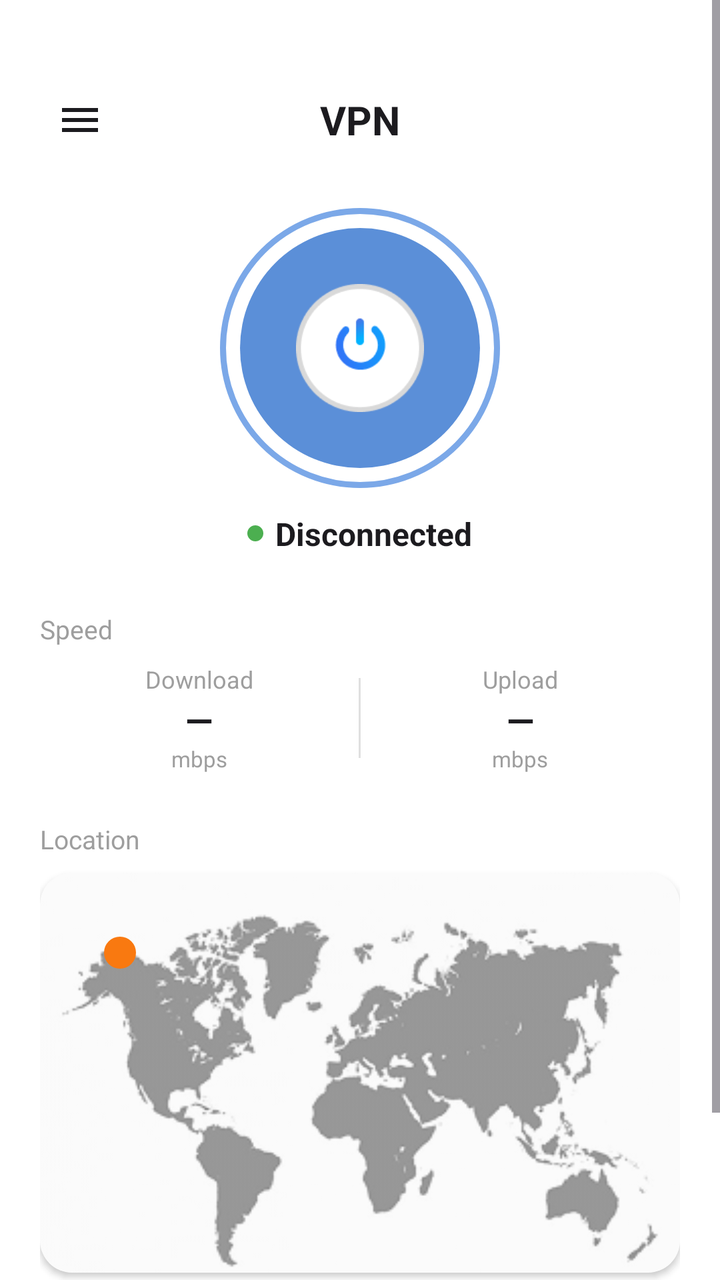
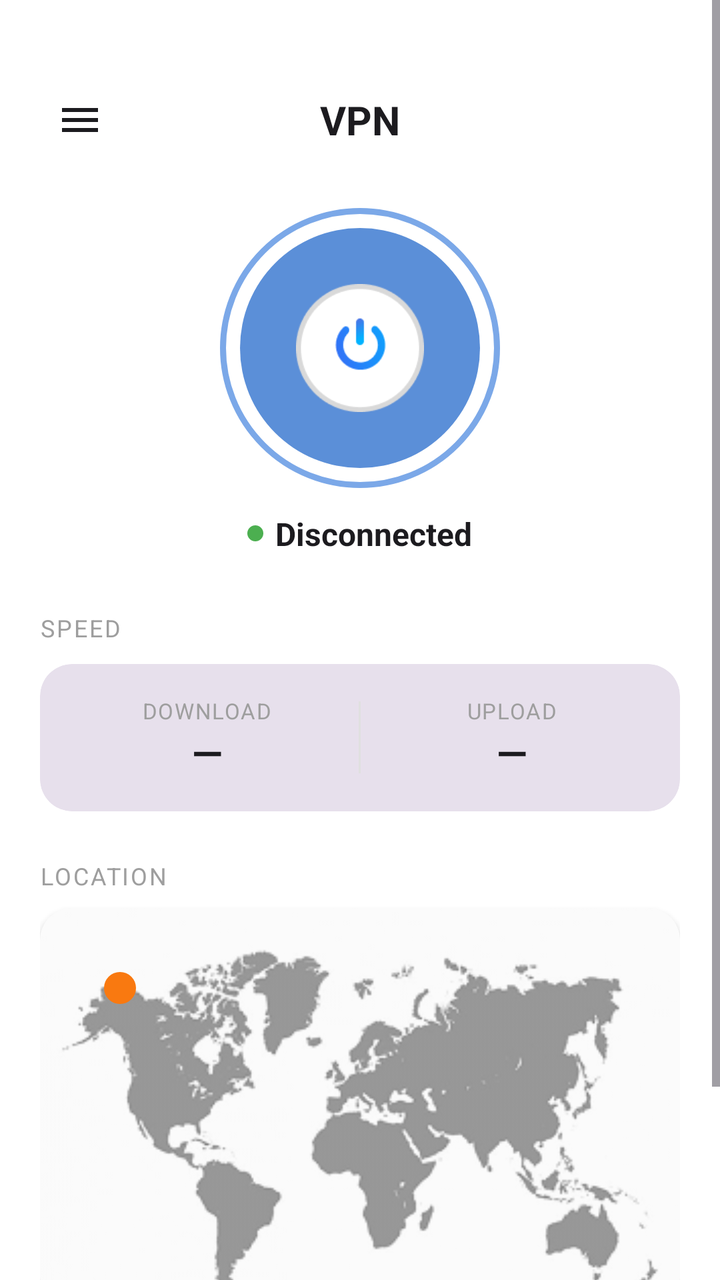

Screens rendered from an Android XML layout before and after an edit, with the pre-edit source and the edit as a unified diff.
<!-- AndroidManifest.xml: application theme AppThemeDayNight.NoActionBar -->
<!-- res/layout/activity_main.xml -->
<?xml version="1.0" encoding="utf-8"?>
<FrameLayout xmlns:android="http://schemas.android.com/apk/res/android"
    xmlns:app="http://schemas.android.com/apk/res-auto"
    android:layout_width="match_parent"
    android:layout_height="match_parent"
    android:background="@color/md_theme_background"
    android:fitsSystemWindows="false">

    <ScrollView
        android:id="@+id/scroll_view"
        android:layout_width="match_parent"
        android:layout_height="match_parent"
        android:fillViewport="true">

        <LinearLayout
            android:id="@+id/main_content"
            android:layout_width="match_parent"
            android:layout_height="match_parent"
            android:orientation="vertical"
            android:paddingTop="16dp"
            android:paddingStart="0dp"
            android:paddingEnd="0dp"
            android:paddingBottom="0dp"
            android:fitsSystemWindows="false">

            <com.google.android.material.progressindicator.LinearProgressIndicator
                android:id="@+id/progress_bar"
                android:layout_width="match_parent"
                android:layout_height="wrap_content"
                android:indeterminate="true"
                android:visibility="invisible"
                app:indicatorColor="@color/colorWhite" />

            <com.google.android.material.card.MaterialCardView
                android:layout_width="match_parent"
                android:layout_height="match_parent"
                android:layout_marginTop="0dp"
                android:layout_marginBottom="0dp"
                app:cardBackgroundColor="@color/vpn_card_white"
                app:cardCornerRadius="0dp"
                app:cardElevation="0dp"
                app:strokeWidth="0dp">

                <LinearLayout
                    android:layout_width="match_parent"
                    android:layout_height="match_parent"
                    android:orientation="vertical"
                    android:paddingTop="20dp"
                    android:paddingStart="20dp"
                    android:paddingEnd="20dp"
                    android:paddingBottom="24dp">

                    
                    <LinearLayout
                        android:layout_width="match_parent"
                        android:layout_height="wrap_content"
                        android:gravity="center_vertical"
                        android:orientation="horizontal">

                        <ImageButton
                            android:id="@+id/btn_menu"
                            android:layout_width="40dp"
                            android:layout_height="40dp"
                            android:background="?attr/selectableItemBackgroundBorderless"
                            android:contentDescription="@string/navigation_drawer_open"
                            android:padding="8dp"
                            android:src="@drawable/ic_menu_24dp"
                            android:scaleType="centerInside" />

                        <TextView
                            android:layout_width="0dp"
                            android:layout_height="wrap_content"
                            android:layout_weight="1"
                            android:gravity="center"
                            android:text="@string/vpn_header_title"
                            android:textColor="@color/md_theme_onBackground"
                            android:textSize="20sp"
                            android:textStyle="bold" />

                        <View
                            android:layout_width="40dp"
                            android:layout_height="40dp" />
                    </LinearLayout>

                    
                    <FrameLayout
                        android:layout_width="wrap_content"
                        android:layout_height="wrap_content"
                        android:layout_gravity="center_horizontal"
                        android:layout_marginTop="24dp">

                        <View
                            android:layout_width="140dp"
                            android:layout_height="140dp"
                            android:layout_gravity="center"
                            android:background="@drawable/bg_power_button_ring" />

                        <ImageButton
                            android:id="@+id/btn_power"
                            android:layout_width="120dp"
                            android:layout_height="120dp"
                            android:layout_gravity="center"
                            android:background="@drawable/bg_power_button"
                            android:contentDescription="@string/action_stop_service"
                            android:padding="28dp"
                            android:scaleType="centerInside"
                            android:src="@drawable/ic_power_button" />
                    </FrameLayout>

                    
                    <LinearLayout
                        android:layout_width="wrap_content"
                        android:layout_height="wrap_content"
                        android:layout_gravity="center_horizontal"
                        android:layout_marginTop="12dp"
                        android:gravity="center_vertical"
                        android:orientation="horizontal">

                        <View
                            android:id="@+id/status_dot"
                            android:layout_width="8dp"
                            android:layout_height="8dp"
                            android:background="@drawable/bg_status_dot_connected" />

                        <TextView
                            android:id="@+id/tv_status"
                            android:layout_width="wrap_content"
                            android:layout_height="wrap_content"
                            android:layout_marginStart="6dp"
                            android:text="@string/vpn_disconnected"
                            android:textColor="@color/md_theme_onBackground"
                            android:textSize="16sp"
                            android:textStyle="bold" />
                    </LinearLayout>

                    
                    <TextView
                        android:layout_width="wrap_content"
                        android:layout_height="wrap_content"
                        android:layout_marginTop="28dp"
                        android:text="@string/vpn_speed"
                        android:textColor="@color/vpn_speed_label"
                        android:textSize="13sp" />

                    <LinearLayout
                        android:layout_width="match_parent"
                        android:layout_height="wrap_content"
                        android:layout_marginTop="8dp"
                        android:gravity="center"
                        android:orientation="horizontal">

                        <LinearLayout
                            android:layout_width="0dp"
                            android:layout_height="wrap_content"
                            android:layout_weight="1"
                            android:gravity="center"
                            android:orientation="vertical">

                            <TextView
                                android:layout_width="wrap_content"
                                android:layout_height="wrap_content"
                                android:text="@string/vpn_download"
                                android:textColor="@color/vpn_speed_label"
                                android:textSize="12sp" />
                            <TextView
                                android:id="@+id/tv_download_speed"
                                android:layout_width="wrap_content"
                                android:layout_height="wrap_content"
                                android:text="—"
                                android:textColor="@color/md_theme_onBackground"
                                android:textSize="18sp"
                                android:textStyle="bold" />
                            <TextView
                                android:layout_width="wrap_content"
                                android:layout_height="wrap_content"
                                android:text="@string/vpn_mbps"
                                android:textColor="@color/vpn_speed_label"
                                android:textSize="11sp" />
                        </LinearLayout>

                        <View
                            android:layout_width="1dp"
                            android:layout_height="40dp"
                            android:background="@color/divider_color_light" />

                        <LinearLayout
                            android:layout_width="0dp"
                            android:layout_height="wrap_content"
                            android:layout_weight="1"
                            android:gravity="center"
                            android:orientation="vertical">

                            <TextView
                                android:layout_width="wrap_content"
                                android:layout_height="wrap_content"
                                android:text="@string/vpn_upload"
                                android:textColor="@color/vpn_speed_label"
                                android:textSize="12sp" />
                            <TextView
                                android:id="@+id/tv_upload_speed"
                                android:layout_width="wrap_content"
                                android:layout_height="wrap_content"
                                android:text="—"
                                android:textColor="@color/md_theme_onBackground"
                                android:textSize="18sp"
                                android:textStyle="bold" />
                            <TextView
                                android:layout_width="wrap_content"
                                android:layout_height="wrap_content"
                                android:text="@string/vpn_mbps"
                                android:textColor="@color/vpn_speed_label"
                                android:textSize="11sp" />
                        </LinearLayout>
                    </LinearLayout>

                    
                    <TextView
                        android:layout_width="wrap_content"
                        android:layout_height="wrap_content"
                        android:layout_marginTop="24dp"
                        android:text="@string/vpn_location"
                        android:textColor="@color/vpn_location_label"
                        android:textSize="13sp" />

                    <com.google.android.material.card.MaterialCardView
                        android:layout_width="match_parent"
                        android:layout_height="200dp"
                        android:layout_marginTop="8dp"
                        app:cardBackgroundColor="@color/md_theme_surface"
                        app:cardCornerRadius="16dp"
                        app:cardElevation="2dp"
                        app:strokeWidth="0dp">

                        <FrameLayout
                            android:layout_width="match_parent"
                            android:layout_height="match_parent">

                            <ImageView
                                android:id="@+id/iv_world_map"
                                android:layout_width="match_parent"
                                android:layout_height="match_parent"
                                android:scaleType="centerCrop"
                                android:src="@drawable/world_map"
                                android:contentDescription="@string/vpn_location"
                                android:alpha="0.8" />

                            <View
                                android:id="@+id/location_dot"
                                android:layout_width="16dp"
                                android:layout_height="16dp"
                                android:layout_marginStart="32dp"
                                android:layout_marginTop="32dp"
                                android:background="@drawable/bg_location_dot" />
                        </FrameLayout>
                    </com.google.android.material.card.MaterialCardView>

                    
                    <com.google.android.material.card.MaterialCardView
                        android:id="@+id/country_selector"
                        android:layout_width="match_parent"
                        android:layout_height="wrap_content"
                        android:layout_marginTop="20dp"
                        android:clickable="true"
                        android:focusable="true"
                        app:cardBackgroundColor="@color/md_theme_surfaceVariant"
                        app:cardCornerRadius="24dp"
                        app:cardElevation="2dp"
                        app:strokeWidth="0dp">

                        <LinearLayout
                            android:layout_width="match_parent"
                            android:layout_height="wrap_content"
                            android:gravity="center_vertical"
                            android:orientation="horizontal"
                            android:paddingVertical="14dp"
                            android:paddingStart="16dp"
                            android:paddingEnd="16dp">

                            <TextView
                                android:id="@+id/tv_country_flag"
                                android:layout_width="28dp"
                                android:layout_height="28dp"
                                android:gravity="center"
                                android:textSize="20sp"
                                android:text="🌍" />

                            <TextView
                                android:id="@+id/tv_country_name"
                                android:layout_width="0dp"
                                android:layout_height="wrap_content"
                                android:layout_weight="1"
                                android:layout_marginStart="12dp"
                                android:ellipsize="end"
                                android:maxLines="1"
                                android:text="@string/vpn_select_location"
                                android:textColor="@color/md_theme_onBackground"
                                android:textSize="16sp" />

                            <ImageView
                                android:layout_width="24dp"
                                android:layout_height="24dp"
                                android:src="@drawable/ic_chevron_down_24dp"
                                android:contentDescription="@string/vpn_choose_country" />
                        </LinearLayout>
                    </com.google.android.material.card.MaterialCardView>
                </LinearLayout>
            </com.google.android.material.card.MaterialCardView>
        </LinearLayout>
    </ScrollView>

    
    <androidx.viewpager2.widget.ViewPager2
        android:id="@+id/view_pager"
        android:layout_width="match_parent"
        android:layout_height="1dp"
        android:visibility="invisible" />
</FrameLayout>
<!-- resources referenced by this layout -->
<resources>
  <color name="colorWhite">#FFFFFF</color>
  <color name="divider_color_light">#E0E0E0</color>
  <color name="md_theme_background">#FFFFFF</color>
  <color name="md_theme_onBackground">#1C1B1F</color>
  <color name="md_theme_surface">#FFFFFF</color>
  <color name="md_theme_surfaceVariant">#E7E0EC</color>
  <color name="vpn_card_white">#FFFFFF</color>
  <color name="vpn_location_label">#9E9E9E</color>
  <color name="vpn_speed_label">#9E9E9E</color>
  <!-- drawable bg_location_dot (drawable) -->
  <?xml version="1.0" encoding="utf-8"?>
  <shape xmlns:android="http://schemas.android.com/apk/res/android"
      android:shape="oval">
      <solid android:color="@color/md_theme_secondary" />
      <size android:width="12dp" android:height="12dp" />
  </shape>
  <!-- drawable bg_power_button (drawable) -->
  <?xml version="1.0" encoding="utf-8"?>
  <shape xmlns:android="http://schemas.android.com/apk/res/android"
      android:shape="oval">
      <solid android:color="@color/vpn_power_blue" />
      <size android:width="120dp" android:height="120dp" />
  </shape>
  <!-- drawable bg_status_dot_connected (drawable) -->
  <?xml version="1.0" encoding="utf-8"?>
  <shape xmlns:android="http://schemas.android.com/apk/res/android"
      android:shape="oval">
      <solid android:color="@color/vpn_status_connected" />
      <size android:width="8dp" android:height="8dp" />
  </shape>
  <string name="action_stop_service">Stop service</string>
  <string name="navigation_drawer_open">Open navigation drawer</string>
  <string name="vpn_choose_country">Choose Country</string>
  <string name="vpn_disconnected">Disconnected</string>
  <string name="vpn_download">Download</string>
  <string name="vpn_header_title">VPN</string>
  <string name="vpn_location">Location</string>
  <string name="vpn_mbps">mbps</string>
  <string name="vpn_select_location">Select a location</string>
  <string name="vpn_speed">Speed</string>
  <string name="vpn_upload">Upload</string>
  <style name="AppThemeDayNight.NoActionBar" parent="AppThemeDayNight">
          <item name="windowActionBar">false</item>
          <item name="windowNoTitle">true</item>
      </style>
  <color name="md_theme_secondary">#f97910</color>
  <color name="vpn_power_blue">#5B8FD8</color>
  <color name="vpn_power_ring">#7BA8E8</color>
  <color name="vpn_status_connected">#4CAF50</color>
  <style name="AppThemeDayNight" parent="AppThemeBase">
          
          <item name="android:windowLightStatusBar">true</item>
          <item name="android:windowLightNavigationBar" tools:targetApi="27">true</item>
      </style>
  <color name="md_theme_primary">#000000</color>
  <color name="md_theme_onPrimary">#FFFFFF</color>
  <color name="md_theme_primaryContainer">#E0E0E0</color>
  <color name="md_theme_onPrimaryContainer">#000000</color>
  <color name="md_theme_onSecondary">#FFFFFF</color>
  <color name="md_theme_secondaryContainer">#FFE8D6</color>
  <color name="md_theme_onSecondaryContainer">#2B1700</color>
  <color name="md_theme_tertiary">#009966</color>
  <color name="md_theme_onTertiary">#FFFFFF</color>
  <color name="md_theme_tertiaryContainer">#A0F2D0</color>
  <color name="md_theme_onTertiaryContainer">#00201A</color>
  <color name="md_theme_error">#BA1A1A</color>
  <color name="md_theme_onError">#FFFFFF</color>
  <color name="md_theme_errorContainer">#FFDAD6</color>
  <color name="md_theme_onErrorContainer">#410002</color>
  <color name="md_theme_onSurface">#1C1B1F</color>
  <color name="md_theme_onSurfaceVariant">#49454F</color>
  <color name="md_theme_inverseSurface">#313033</color>
  <color name="md_theme_inverseOnSurface">#F4EFF4</color>
  <color name="md_theme_outline">#79747E</color>
  <color name="md_theme_outlineVariant">#CAC4D0</color>
  <color name="md_theme_inversePrimary">#C0C0C0</color>
  <!-- unchanged entries left out for length: 6 -->
</resources>

<!-- the commit's change to res/layout/activity_main.xml (unified diff, before → after) -->
@@ -140,78 +140,87 @@
                         android:layout_marginTop="28dp"
                         android:text="@string/vpn_speed"
                         android:textColor="@color/vpn_speed_label"
-                        android:textSize="13sp" />
-
-                    <LinearLayout
+                        android:textSize="12sp"
+                        android:letterSpacing="0.08"
+                        android:textAllCaps="true" />
+
+                    <com.google.android.material.card.MaterialCardView
                         android:layout_width="match_parent"
                         android:layout_height="wrap_content"
-                        android:layout_marginTop="8dp"
-                        android:gravity="center"
-                        android:orientation="horizontal">
+                        android:layout_marginTop="10dp"
+                        app:cardBackgroundColor="@color/md_theme_surfaceVariant"
+                        app:cardCornerRadius="16dp"
+                        app:cardElevation="0dp"
+                        app:strokeWidth="0dp">
 
                         <LinearLayout
-                            android:layout_width="0dp"
+                            android:layout_width="match_parent"
                             android:layout_height="wrap_content"
-                            android:layout_weight="1"
                             android:gravity="center"
-                            android:orientation="vertical">
-
-                            <TextView
-                                android:layout_width="wrap_content"
+                            android:orientation="horizontal"
+                            android:paddingVertical="16dp"
+                            android:paddingStart="16dp"
+                            android:paddingEnd="16dp">
+
+                            <LinearLayout
+                                android:layout_width="0dp"
                                 android:layout_height="wrap_content"
-                                android:text="@string/vpn_download"
-                                android:textColor="@color/vpn_speed_label"
-                                android:textSize="12sp" />
-                            <TextView
-                                android:id="@+id/tv_download_speed"
-                                android:layout_width="wrap_content"
+                                android:layout_weight="1"
+                                android:gravity="center"
+                                android:orientation="vertical">
+
+                                <TextView
+                                    android:layout_width="wrap_content"
+                                    android:layout_height="wrap_content"
+                                    android:text="@string/vpn_download"
+                                    android:textColor="@color/vpn_speed_label"
+                                    android:textSize="11sp"
+                                    android:textAllCaps="true"
+                                    android:letterSpacing="0.05" />
+                                <TextView
+                                    android:id="@+id/tv_download_speed"
+                                    android:layout_width="wrap_content"
+                                    android:layout_height="wrap_content"
+                                    android:text="—"
+                                    android:textColor="@color/md_theme_onBackground"
+                                    android:textSize="20sp"
+                                    android:textStyle="bold"
+                                    android:letterSpacing="0.02" />
+                            </LinearLayout>
+
+                            <View
+                                android:layout_width="1dp"
+                                android:layout_height="36dp"
+                                android:layout_marginHorizontal="8dp"
+                                android:background="@color/divider_color_light" />
+
+                            <LinearLayout
+                                android:layout_width="0dp"
                                 android:layout_height="wrap_content"
-                                android:text="—"
-                                android:textColor="@color/md_theme_onBackground"
-                                android:textSize="18sp"
-                                android:textStyle="bold" />
-                            <TextView
-                                android:layout_width="wrap_content"
-                                android:layout_height="wrap_content"
-                                android:text="@string/vpn_mbps"
-                                android:textColor="@color/vpn_speed_label"
-                                android:textSize="11sp" />
+                                android:layout_weight="1"
+                                android:gravity="center"
+                                android:orientation="vertical">
+
+                                <TextView
+                                    android:layout_width="wrap_content"
+                                    android:layout_height="wrap_content"
+                                    android:text="@string/vpn_upload"
+                                    android:textColor="@color/vpn_speed_label"
+                                    android:textSize="11sp"
+                                    android:textAllCaps="true"
+                                    android:letterSpacing="0.05" />
+                                <TextView
+                                    android:id="@+id/tv_upload_speed"
+                                    android:layout_width="wrap_content"
+                                    android:layout_height="wrap_content"
+                                    android:text="—"
+                                    android:textColor="@color/md_theme_onBackground"
+                                    android:textSize="20sp"
+                                    android:textStyle="bold"
+                                    android:letterSpacing="0.02" />
+                            </LinearLayout>
                         </LinearLayout>
-
-                        <View
-                            android:layout_width="1dp"
-                            android:layout_height="40dp"
-                            android:background="@color/divider_color_light" />
-
-                        <LinearLayout
-                            android:layout_width="0dp"
-                            android:layout_height="wrap_content"
-                            android:layout_weight="1"
-                            android:gravity="center"
-                            android:orientation="vertical">
-
-                            <TextView
-                                android:layout_width="wrap_content"
-                                android:layout_height="wrap_content"
-                                android:text="@string/vpn_upload"
-                                android:textColor="@color/vpn_speed_label"
-                                android:textSize="12sp" />
-                            <TextView
-                                android:id="@+id/tv_upload_speed"
-                                android:layout_width="wrap_content"
-                                android:layout_height="wrap_content"
-                                android:text="—"
-                                android:textColor="@color/md_theme_onBackground"
-                                android:textSize="18sp"
-                                android:textStyle="bold" />
-                            <TextView
-                                android:layout_width="wrap_content"
-                                android:layout_height="wrap_content"
-                                android:text="@string/vpn_mbps"
-                                android:textColor="@color/vpn_speed_label"
-                                android:textSize="11sp" />
-                        </LinearLayout>
-                    </LinearLayout>
+                    </com.google.android.material.card.MaterialCardView>
 
                     
                     <TextView
@@ -220,7 +229,9 @@
                         android:layout_marginTop="24dp"
                         android:text="@string/vpn_location"
                         android:textColor="@color/vpn_location_label"
-                        android:textSize="13sp" />
+                        android:textSize="12sp"
+                        android:letterSpacing="0.08"
+                        android:textAllCaps="true" />
 
                     <com.google.android.material.card.MaterialCardView
                         android:layout_width="match_parent"
@@ -263,9 +274,10 @@
                         android:clickable="true"
                         android:focusable="true"
                         app:cardBackgroundColor="@color/md_theme_surfaceVariant"
-                        app:cardCornerRadius="24dp"
-                        app:cardElevation="2dp"
-                        app:strokeWidth="0dp">
+                        app:cardCornerRadius="16dp"
+                        app:cardElevation="0dp"
+                        app:strokeWidth="0dp"
+                        app:rippleColor="@color/md_theme_primaryContainer">
 
                         <LinearLayout
                             android:layout_width="match_parent"
<!-- resource entries referenced after the edit -->
@@ -37,7 +37,6 @@
   <string name="vpn_download">Download</string>
   <string name="vpn_header_title">VPN</string>
   <string name="vpn_location">Location</string>
-  <string name="vpn_mbps">mbps</string>
   <string name="vpn_select_location">Select a location</string>
   <string name="vpn_speed">Speed</string>
   <string name="vpn_upload">Upload</string>
